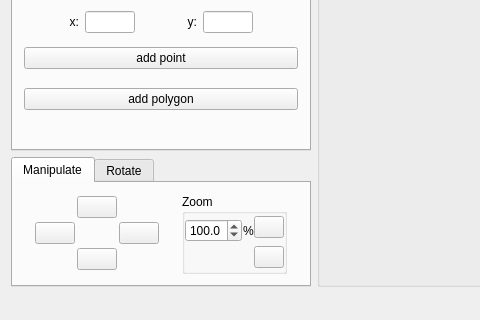
Before: the Qt Designer form src/gui/ui_files/mainwindow.ui in w2srobinho/sgi-project, drawn with Qt 5; both pictures show x 0 to 480 and y 280 to 600 of the 800 by 600 pixel window.
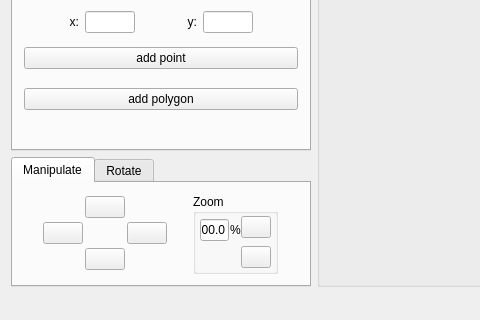
After: the same form once the commit is applied. Icons and pictures are not drawn.

Commit message: create utils project to converts; add obj on displayFile

```diff
--- a/src/gui/ui_files/mainwindow.ui
+++ b/src/gui/ui_files/mainwindow.ui
@@ -852,7 +852,7 @@
             </property>
             <property name="sizeHint" stdset="0">
              <size>
-              <width>45</width>
+              <width>40</width>
               <height>20</height>
              </size>
             </property>
@@ -868,13 +868,13 @@
               <number>0</number>
              </property>
              <property name="leftMargin">
-              <number>0</number>
+              <number>4</number>
              </property>
              <property name="topMargin">
               <number>0</number>
              </property>
              <property name="rightMargin">
-              <number>0</number>
+              <number>4</number>
              </property>
              <property name="bottomMargin">
               <number>0</number>
@@ -893,18 +893,18 @@
                   <number>5</number>
                  </property>
                  <item>
-                  <widget class="QDoubleSpinBox" name="doubleSpinBox">
-                   <property name="decimals">
-                    <number>1</number>
+                  <widget class="QLineEdit" name="displayZoom">
+                   <property name="maximumSize">
+                    <size>
+                     <width>40</width>
+                     <height>16777215</height>
+                    </size>
                    </property>
-                   <property name="maximum">
-                    <double>200.000000000000000</double>
+                   <property name="text">
+                    <string>100.0</string>
                    </property>
-                   <property name="singleStep">
-                    <double>2.000000000000000</double>
-                   </property>
-                   <property name="value">
-                    <double>100.000000000000000</double>
+                   <property name="alignment">
+                    <set>Qt::AlignRight|Qt::AlignTrailing|Qt::AlignVCenter</set>
                    </property>
                   </widget>
                  </item>
@@ -976,19 +976,6 @@
             </layout>
            </widget>
           </item>
-          <item>
-           <spacer name="horizontalSpacer_18">
-            <property name="orientation">
-             <enum>Qt::Horizontal</enum>
-            </property>
-            <property name="sizeHint" stdset="0">
-             <size>
-              <width>20</width>
-              <height>20</height>
-             </size>
-            </property>
-           </spacer>
-          </item>
           <item>
            <spacer name="horizontalSpacer_12">
             <property name="orientation">
```
Left out of the diff: 10 changed lines with no effect on the pictures. The commit also changes 18 other files.
